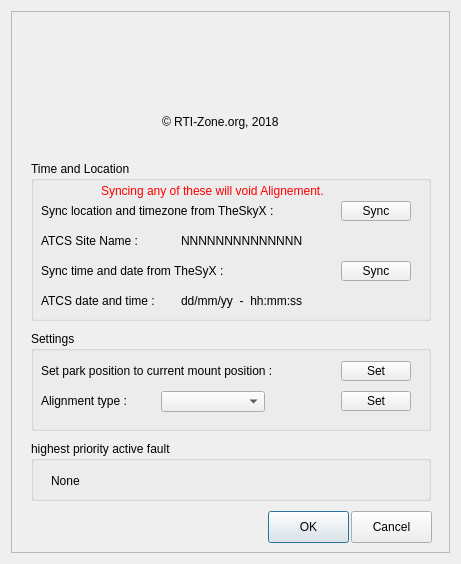
The window that ATCS.ui (rpineau/ATCS) describes before a commit, drawn with Qt 5.
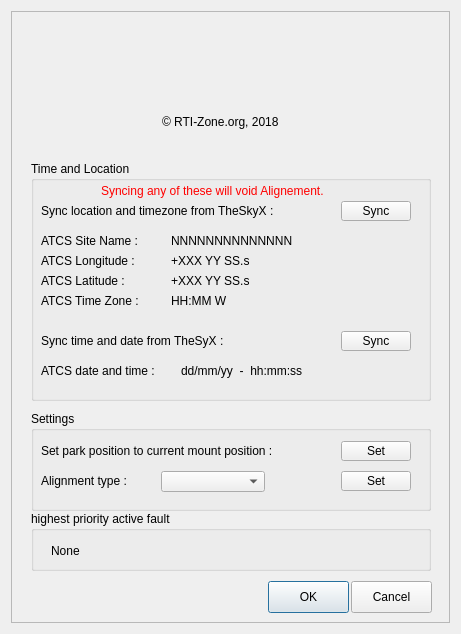
The same window after the commit. Icons and pictures are not drawn. Custom widgets are drawn as their Qt base class.

Commit message: Display location and timezon of ATCS in the settings Dialog.

Patch:
```diff
--- a/ATCS.ui
+++ b/ATCS.ui
@@ -7,7 +7,7 @@
     <x>0</x>
     <y>0</y>
     <width>461</width>
-    <height>564</height>
+    <height>634</height>
    </rect>
   </property>
   <property name="sizePolicy">
@@ -19,13 +19,13 @@
   <property name="minimumSize">
    <size>
     <width>461</width>
-    <height>564</height>
+    <height>634</height>
    </size>
   </property>
   <property name="maximumSize">
    <size>
     <width>461</width>
-    <height>564</height>
+    <height>634</height>
    </size>
   </property>
   <property name="windowTitle">
@@ -71,7 +71,7 @@
       <property name="geometry">
        <rect>
         <x>257</x>
-        <y>500</y>
+        <y>570</y>
         <width>81</width>
         <height>32</height>
        </rect>
@@ -87,7 +87,7 @@
       <property name="geometry">
        <rect>
         <x>340</x>
-        <y>500</y>
+        <y>570</y>
         <width>81</width>
         <height>32</height>
        </rect>
@@ -137,7 +137,7 @@
         <x>20</x>
         <y>150</y>
         <width>400</width>
-        <height>160</height>
+        <height>240</height>
        </rect>
       </property>
       <property name="title">
@@ -176,7 +176,7 @@
        <property name="geometry">
         <rect>
          <x>10</x>
-         <y>90</y>
+         <y>160</y>
          <width>280</width>
          <height>40</height>
         </rect>
@@ -192,7 +192,7 @@
        <property name="geometry">
         <rect>
          <x>310</x>
-         <y>100</y>
+         <y>170</y>
          <width>70</width>
          <height>20</height>
         </rect>
@@ -218,7 +218,7 @@
        <property name="geometry">
         <rect>
          <x>10</x>
-         <y>130</y>
+         <y>200</y>
          <width>140</width>
          <height>20</height>
         </rect>
@@ -231,7 +231,7 @@
        <property name="geometry">
         <rect>
          <x>150</x>
-         <y>130</y>
+         <y>200</y>
          <width>170</width>
          <height>20</height>
         </rect>
@@ -245,7 +245,7 @@
         <rect>
          <x>10</x>
          <y>70</y>
-         <width>130</width>
+         <width>120</width>
          <height>20</height>
         </rect>
        </property>
@@ -256,7 +256,7 @@
       <widget class="QLabel" name="siteName">
        <property name="geometry">
         <rect>
-         <x>150</x>
+         <x>140</x>
          <y>70</y>
          <width>200</width>
          <height>20</height>
@@ -266,12 +266,90 @@
         <string>NNNNNNNNNNNNNN</string>
        </property>
       </widget>
+      <widget class="QLabel" name="label_9">
+       <property name="geometry">
+        <rect>
+         <x>10</x>
+         <y>90</y>
+         <width>110</width>
+         <height>20</height>
+        </rect>
+       </property>
+       <property name="text">
+        <string>ATCS Longitude :</string>
+       </property>
+      </widget>
+      <widget class="QLabel" name="longitude">
+       <property name="geometry">
+        <rect>
+         <x>140</x>
+         <y>90</y>
+         <width>100</width>
+         <height>20</height>
+        </rect>
+       </property>
+       <property name="text">
+        <string>+XXX YY SS.s</string>
+       </property>
+      </widget>
+      <widget class="QLabel" name="label_11">
+       <property name="geometry">
+        <rect>
+         <x>10</x>
+         <y>110</y>
+         <width>110</width>
+         <height>20</height>
+        </rect>
+       </property>
+       <property name="text">
+        <string>ATCS Latitude :</string>
+       </property>
+      </widget>
+      <widget class="QLabel" name="latitude">
+       <property name="geometry">
+        <rect>
+         <x>140</x>
+         <y>110</y>
+         <width>100</width>
+         <height>20</height>
+        </rect>
+       </property>
+       <property name="text">
+        <string>+XXX YY SS.s</string>
+       </property>
+      </widget>
+      <widget class="QLabel" name="label_12">
+       <property name="geometry">
+        <rect>
+         <x>10</x>
+         <y>130</y>
+         <width>110</width>
+         <height>20</height>
+        </rect>
+       </property>
+       <property name="text">
+        <string>ATCS Time Zone :</string>
+       </property>
+      </widget>
+      <widget class="QLabel" name="timezone">
+       <property name="geometry">
+        <rect>
+         <x>140</x>
+         <y>130</y>
+         <width>80</width>
+         <height>20</height>
+        </rect>
+       </property>
+       <property name="text">
+        <string>HH:MM W</string>
+       </property>
+      </widget>
      </widget>
      <widget class="QGroupBox" name="groupBox_2">
       <property name="geometry">
        <rect>
         <x>20</x>
-        <y>320</y>
+        <y>400</y>
         <width>400</width>
         <height>100</height>
        </rect>
@@ -352,7 +430,7 @@
       <property name="geometry">
        <rect>
         <x>20</x>
-        <y>430</y>
+        <y>500</y>
         <width>400</width>
         <height>60</height>
        </rect>
```
The commit also changes 3 other files.
